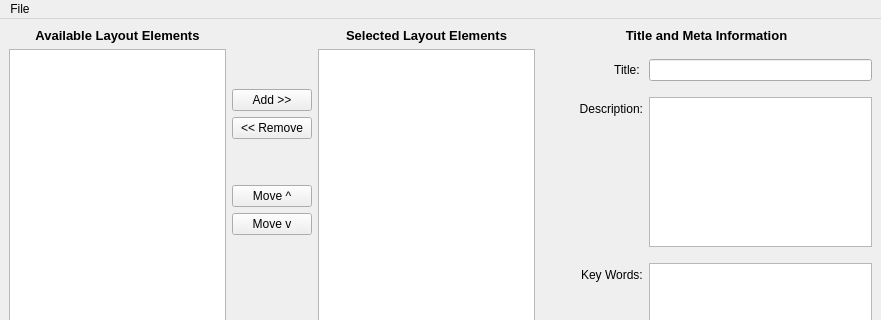
First picture: the form in main_ui.ui, repository turnkey-commerce/responsive-layout-creator, before the edit; both pictures show x 0 to 881 and y 0 to 320 of the 881 by 639 pixel window.
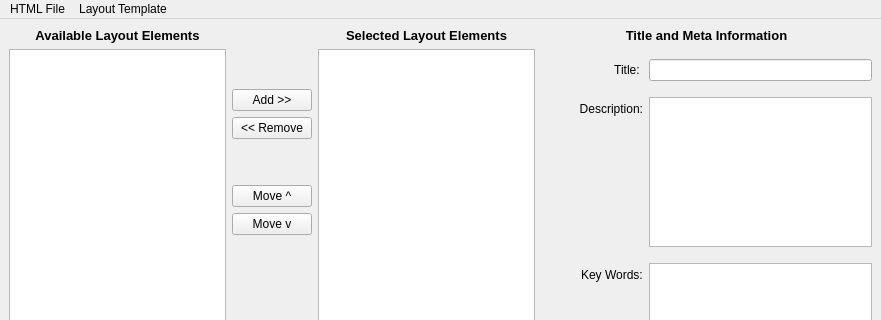
Second picture: the form after the edit.

Commit message: Rearrange menus and set default file folder.

Patch:
```diff
--- a/main_ui.ui
+++ b/main_ui.ui
@@ -750,13 +750,20 @@
    </property>
    <widget class="QMenu" name="menuFile">
     <property name="title">
-     <string>File</string>
+     <string>HTML File</string>
+    </property>
+    <addaction name="menuSaveHtmlFile"/>
+   </widget>
+   <widget class="QMenu" name="menuLayout_Template">
+    <property name="title">
+     <string>Layout Template</string>
     </property>
     <addaction name="menuLoadLayoutTemplate"/>
     <addaction name="menuSaveLayoutTemplate"/>
     <addaction name="menuSaveHtmlFile"/>
    </widget>
    <addaction name="menuFile"/>
+   <addaction name="menuLayout_Template"/>
   </widget>
   <widget class="QStatusBar" name="statusbar"/>
   <action name="menuLoadLayoutTemplate">
```
Left out of the diff: 1 changed line with no effect on the pictures. The commit also changes 2 other files.
